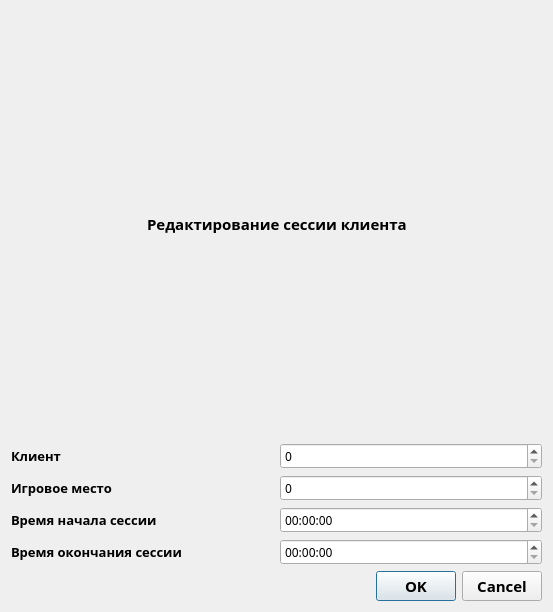
Qt form Computer_club/editsession.ui (nydrawandcry/ComputerClub_Database) before a commit.
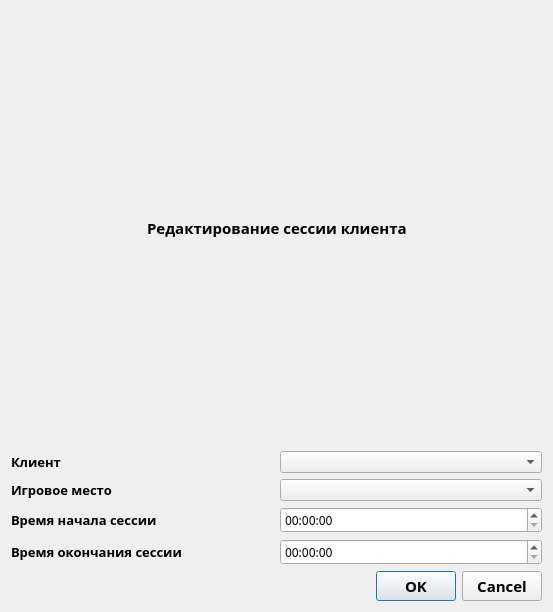
The same form after that commit.

Diff of the .ui file:
```diff
--- a/Computer_club/editsession.ui
+++ b/Computer_club/editsession.ui
@@ -91,15 +91,7 @@
         </widget>
        </item>
        <item>
-        <widget class="QSpinBox" name="ClientId">
-         <property name="font">
-          <font>
-           <family>Century Gothic</family>
-           <pointsize>9</pointsize>
-           <bold>false</bold>
-          </font>
-         </property>
-        </widget>
+        <widget class="QComboBox" name="Client"/>
        </item>
       </layout>
      </item>
@@ -120,15 +112,7 @@
         </widget>
        </item>
        <item>
-        <widget class="QSpinBox" name="PlaceId">
-         <property name="font">
-          <font>
-           <family>Century Gothic</family>
-           <pointsize>9</pointsize>
-           <bold>false</bold>
-          </font>
-         </property>
-        </widget>
+        <widget class="QComboBox" name="Place"/>
        </item>
       </layout>
      </item>
```
Left out of the diff: 8 changed lines with no effect on the pictures.
